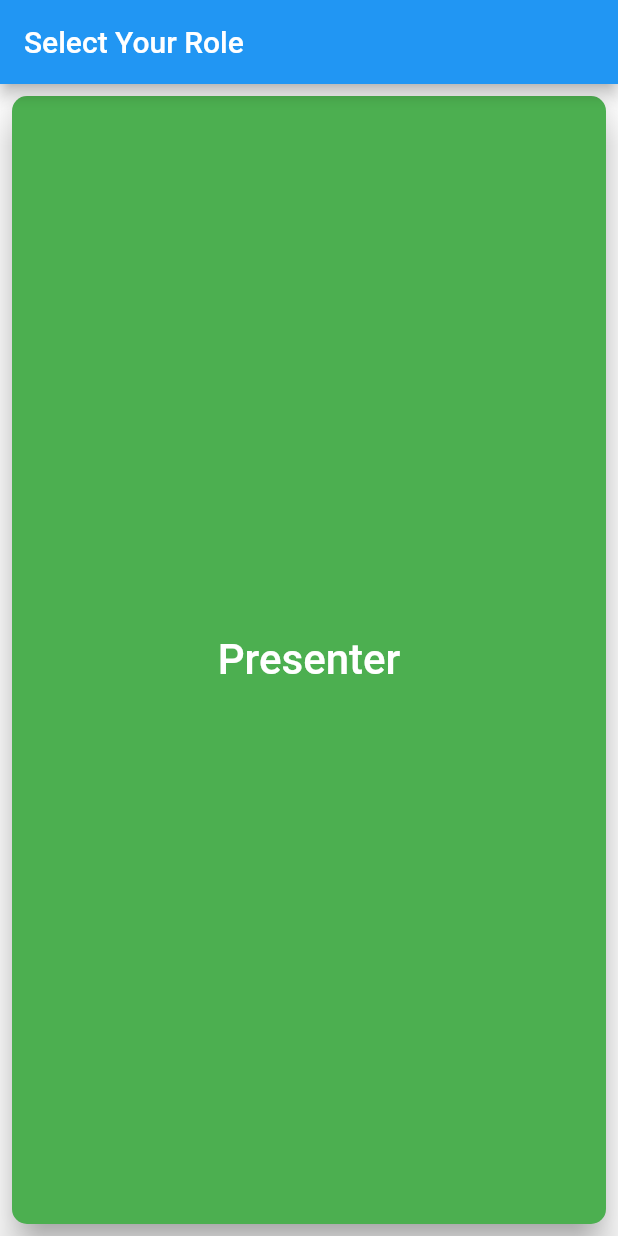
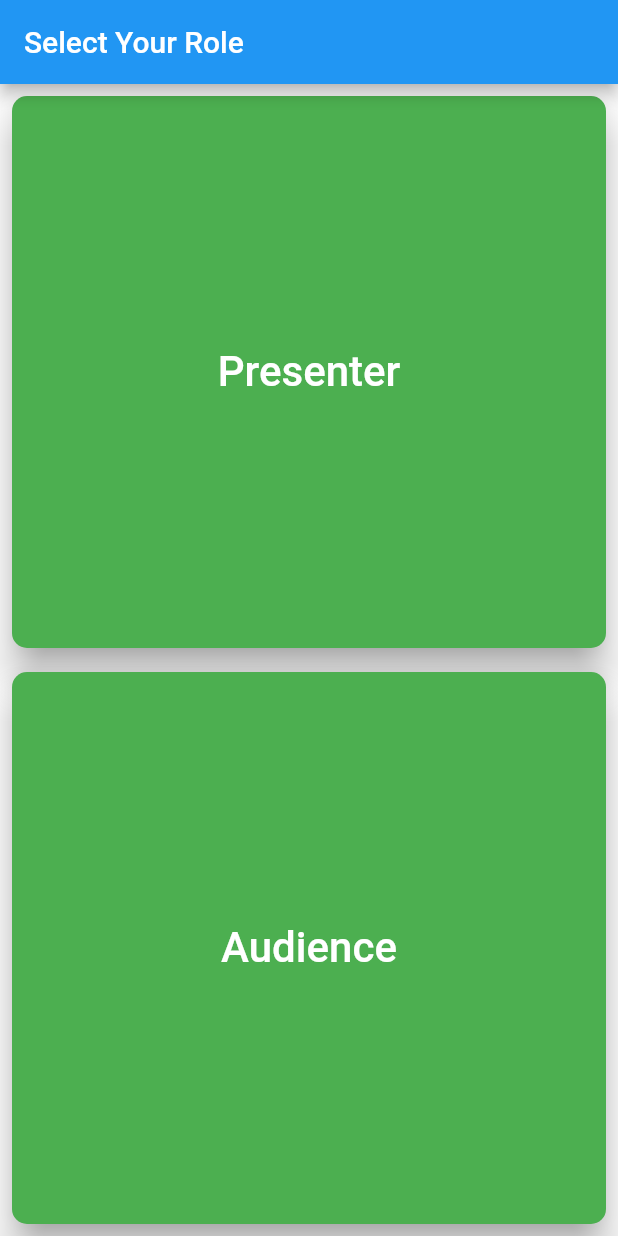
Before and after one commit to Tarekvs/AixPresent, a Flutter app: the screen it shows after launch, on a phone screen of 412 x 824 dp. Run offline on Flutter 3.47's test engine with Material 2 defaults, Android fonts, the phone set to English and light mode, and no system bars; our stand-ins replace cloud_firestore, file_picker, firebase_core, firebase_storage; missing offline and left inert: flutter_pdfview; accounts and stored records are empty.

Commit message:
Corrected Audience functionality

```diff
--- a/lib/main.dart
+++ b/lib/main.dart
@@ -83,6 +83,30 @@ class StartScreen extends StatelessWidget {
                   Navigator.push(
                     context,
                     MaterialPageRoute(builder: (context) => NameInputScreen()),
+                  );
+                },
+              ),
+            ),
+          ),
+                    Expanded(
+            child: Padding(
+              padding: const EdgeInsets.all(8.0),
+              child: ElevatedButton(
+                style: ElevatedButton.styleFrom(
+                  primary: Colors.green,
+                  onPrimary: Colors.white,
+                  minimumSize: Size(double.infinity, double.infinity),
+                  shape: RoundedRectangleBorder(
+                    borderRadius: BorderRadius.circular(10), // Rounded corners
+                  ),
+                  shadowColor: Colors.grey,
+                  elevation: 10, // Shadow for depth
+                ),
+                child: Text('Audience', style: TextStyle(fontSize: 28)),
+                onPressed: () {
+                  Navigator.push(
+                    context,
+                    MaterialPageRoute(builder: (context) => AudienceScreen()),
                   );
                 },
               ),
```
